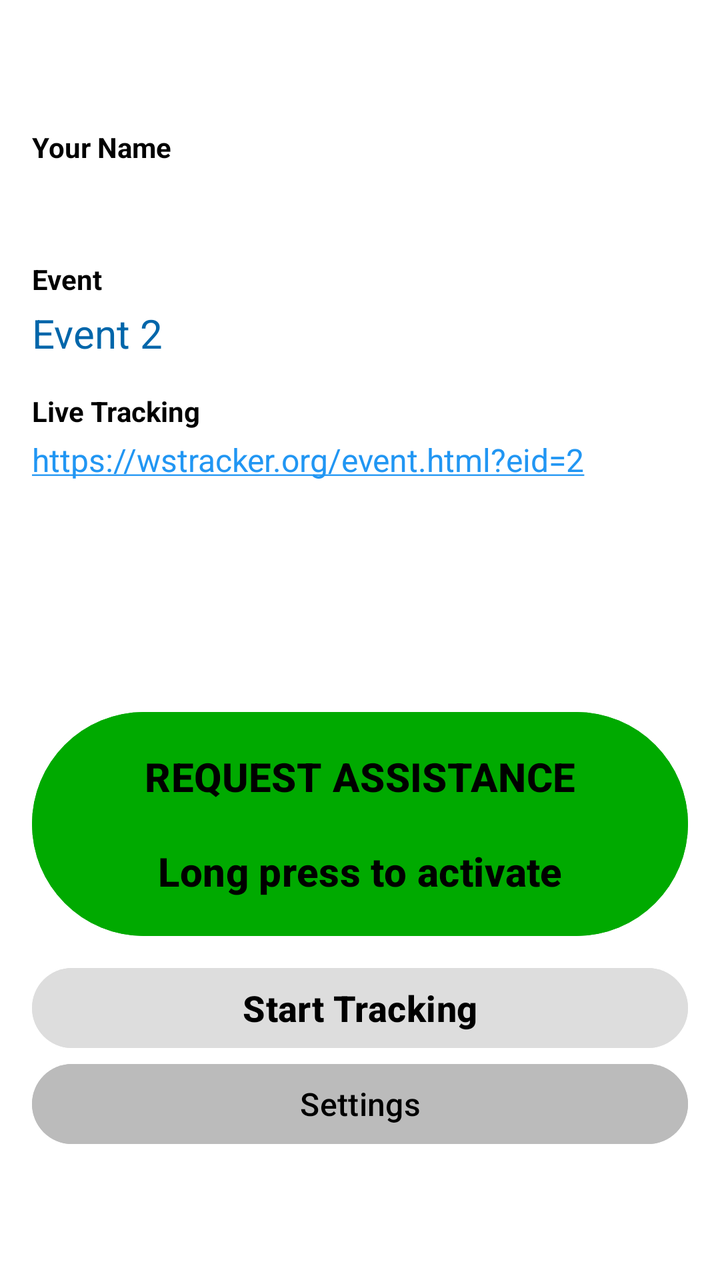
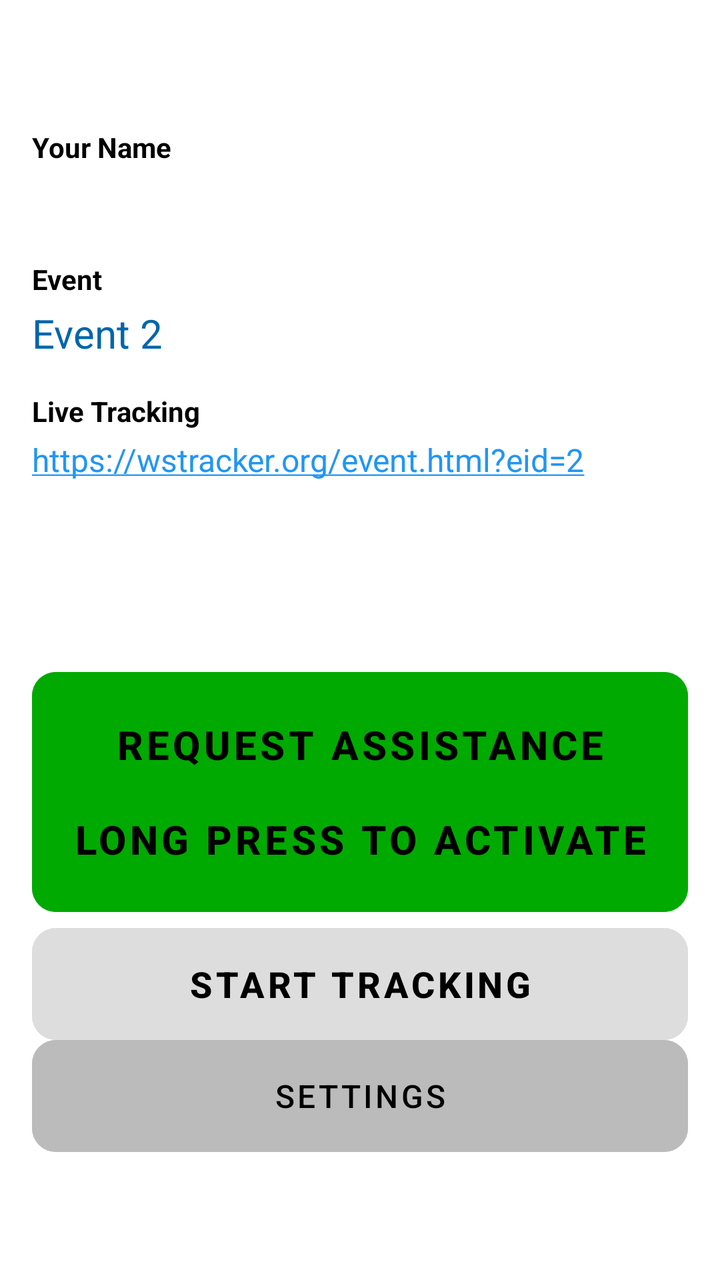

Screens rendered from an Android XML layout before and after an edit, with the pre-edit source and the edit as a unified diff.
<!-- AndroidManifest.xml: application theme Theme.WindsurferTracker -->
<!-- res/layout/activity_main.xml -->
<?xml version="1.0" encoding="utf-8"?>
<androidx.constraintlayout.widget.ConstraintLayout 
    xmlns:android="http://schemas.android.com/apk/res/android"
    xmlns:app="http://schemas.android.com/apk/res-auto"
    xmlns:tools="http://schemas.android.com/tools"
    android:layout_width="match_parent"
    android:layout_height="match_parent"
    android:padding="16dp"
    android:background="#FFFFFF"
    tools:context=".MainActivity">

    <ScrollView
        android:id="@+id/contentScroll"
        android:layout_width="match_parent"
        android:layout_height="0dp"
        android:fillViewport="false"
        app:layout_constraintTop_toTopOf="parent"
        app:layout_constraintBottom_toTopOf="@id/btnAssist">

    <LinearLayout
        android:layout_width="match_parent"
        android:layout_height="wrap_content"
        android:orientation="vertical">

    
    <LinearLayout
        android:id="@+id/configGroup"
        android:layout_width="match_parent"
        android:layout_height="wrap_content"
        android:orientation="vertical">

        
        <Space
            android:layout_width="match_parent"
            android:layout_height="40dp" />

        
        <TextView
            android:id="@+id/tvIdleStatus"
            android:layout_width="wrap_content"
            android:layout_height="wrap_content"
            android:text="IDLE"
            android:textStyle="bold"
            android:textSize="28sp"
            android:textColor="#FF8800"
            android:layout_marginBottom="8dp"
            android:visibility="gone" />

        
        <TextView
            android:layout_width="wrap_content"
            android:layout_height="wrap_content"
            android:text="@string/your_name_label"
            android:textStyle="bold"
            android:textSize="14sp"
            android:textColor="#000000"
            android:layout_marginTop="8dp"
            android:layout_marginBottom="4dp" />

        
        <TextView
            android:id="@+id/tvIdleSailorName"
            android:layout_width="wrap_content"
            android:layout_height="wrap_content"
            android:text=""
            android:textSize="20sp"
            android:textColor="#000000"
            android:layout_marginBottom="8dp" />

        
        <TextView
            android:layout_width="wrap_content"
            android:layout_height="wrap_content"
            android:text="Event"
            android:textStyle="bold"
            android:textSize="14sp"
            android:textColor="#000000"
            android:layout_marginTop="8dp"
            android:layout_marginBottom="4dp" />

        
        <TextView
            android:id="@+id/tvIdleEventName"
            android:layout_width="wrap_content"
            android:layout_height="wrap_content"
            android:text="Event 2"
            android:textSize="20sp"
            android:textColor="#0066AA"
            android:layout_marginBottom="8dp" />

        
        <TextView
            android:layout_width="wrap_content"
            android:layout_height="wrap_content"
            android:text="Live Tracking"
            android:textStyle="bold"
            android:textSize="14sp"
            android:textColor="#000000"
            android:layout_marginTop="8dp"
            android:layout_marginBottom="4dp" />

        
        <TextView
            android:id="@+id/tvLiveTrackingLink"
            android:layout_width="wrap_content"
            android:layout_height="wrap_content"
            android:text="https://wstracker.org/event.html?eid=2"
            android:autoLink="web"
            android:textColor="#2196F3"
            android:textColorLink="#2196F3"
            android:linksClickable="true"
            android:textSize="16sp"
            android:layout_marginBottom="8dp" />

        

    </LinearLayout>

    
    <LinearLayout
        android:id="@+id/statusGroup"
        android:layout_width="match_parent"
        android:layout_height="wrap_content"
        android:orientation="vertical"
        android:visibility="gone"
        android:background="#FFFFFF"
        android:padding="8dp">

        
        <Space
            android:layout_width="match_parent"
            android:layout_height="24dp" />

        
        <TextView
            android:id="@+id/tvEventName"
            android:layout_width="wrap_content"
            android:layout_height="wrap_content"
            android:text="---"
            android:textSize="18sp"
            android:textColor="#0066AA"
            android:textStyle="bold"
            android:layout_marginBottom="8dp" />

        
        <LinearLayout
            android:layout_width="wrap_content"
            android:layout_height="wrap_content"
            android:orientation="horizontal"
            android:layout_marginBottom="8dp">

            <TextView
                android:id="@+id/tvSailorId"
                android:layout_width="wrap_content"
                android:layout_height="wrap_content"
                android:text=""
                android:textSize="14sp"
                android:textColor="#888888"
                android:layout_marginEnd="8dp" />
        </LinearLayout>

        <TextView
            android:layout_width="wrap_content"
            android:layout_height="wrap_content"
            android:text="Position"
            android:textSize="14sp"
            android:textColor="#444444"
            android:textStyle="bold" />

        <TextView
            android:id="@+id/tvPosition"
            android:layout_width="wrap_content"
            android:layout_height="wrap_content"
            android:text="---.-----° ---.-----°"
            android:textSize="20sp"
            android:textColor="#000000"
            android:fontFamily="monospace" />

        <LinearLayout
            android:layout_width="match_parent"
            android:layout_height="wrap_content"
            android:layout_marginTop="16dp"
            android:orientation="horizontal">

            <LinearLayout
                android:layout_width="0dp"
                android:layout_height="wrap_content"
                android:layout_weight="1"
                android:orientation="vertical">

                <TextView
                    android:layout_width="wrap_content"
                    android:layout_height="wrap_content"
                    android:text="Speed"
                    android:textSize="14sp"
                    android:textColor="#444444"
                    android:textStyle="bold" />

                <TextView
                    android:id="@+id/tvSpeed"
                    android:layout_width="match_parent"
                    android:layout_height="wrap_content"
                    android:text="-- kn"
                    android:textSize="28sp"
                    android:textColor="#000000"
                    android:fontFamily="monospace"
                    android:maxLines="1"
                    android:autoSizeTextType="uniform"
                    android:autoSizeMinTextSize="14sp"
                    android:autoSizeMaxTextSize="28sp"
                    android:autoSizeStepGranularity="1sp" />
            </LinearLayout>

            <LinearLayout
                android:layout_width="0dp"
                android:layout_height="wrap_content"
                android:layout_weight="1"
                android:orientation="vertical">

                <TextView
                    android:layout_width="wrap_content"
                    android:layout_height="wrap_content"
                    android:text="Course"
                    android:textSize="14sp"
                    android:textColor="#444444"
                    android:textStyle="bold" />

                <TextView
                    android:id="@+id/tvHeading"
                    android:layout_width="match_parent"
                    android:layout_height="wrap_content"
                    android:text="---°"
                    android:textSize="28sp"
                    android:textColor="#000000"
                    android:fontFamily="monospace"
                    android:maxLines="1"
                    android:autoSizeTextType="uniform"
                    android:autoSizeMinTextSize="14sp"
                    android:autoSizeMaxTextSize="28sp"
                    android:autoSizeStepGranularity="1sp" />
            </LinearLayout>

            <LinearLayout
                android:layout_width="0dp"
                android:layout_height="wrap_content"
                android:layout_weight="1"
                android:orientation="vertical">

                <TextView
                    android:layout_width="wrap_content"
                    android:layout_height="wrap_content"
                    android:text="Dist"
                    android:textSize="14sp"
                    android:textColor="#444444"
                    android:textStyle="bold" />

                <TextView
                    android:id="@+id/tvDistance"
                    android:layout_width="match_parent"
                    android:layout_height="wrap_content"
                    android:text="-- km"
                    android:textSize="28sp"
                    android:textColor="#000000"
                    android:fontFamily="monospace"
                    android:maxLines="1"
                    android:autoSizeTextType="uniform"
                    android:autoSizeMinTextSize="14sp"
                    android:autoSizeMaxTextSize="28sp"
                    android:autoSizeStepGranularity="1sp" />
            </LinearLayout>
        </LinearLayout>

        <LinearLayout
            android:layout_width="match_parent"
            android:layout_height="wrap_content"
            android:layout_marginTop="16dp"
            android:orientation="horizontal">

            <LinearLayout
                android:layout_width="0dp"
                android:layout_height="wrap_content"
                android:layout_weight="1"
                android:orientation="vertical">

                <TextView
                    android:layout_width="wrap_content"
                    android:layout_height="wrap_content"
                    android:text="Connection"
                    android:textSize="14sp"
                    android:textColor="#444444"
                    android:textStyle="bold" />

                <TextView
                    android:id="@+id/tvAckRate"
                    android:layout_width="match_parent"
                    android:layout_height="wrap_content"
                    android:text="--%"
                    android:textSize="22sp"
                    android:textColor="#008800"
                    android:maxLines="1"
                    android:autoSizeTextType="uniform"
                    android:autoSizeMinTextSize="12sp"
                    android:autoSizeMaxTextSize="22sp"
                    android:autoSizeStepGranularity="1sp" />
            </LinearLayout>

            <LinearLayout
                android:layout_width="0dp"
                android:layout_height="wrap_content"
                android:layout_weight="1"
                android:orientation="vertical">

                <TextView
                    android:layout_width="wrap_content"
                    android:layout_height="wrap_content"
                    android:text="Last ACK"
                    android:textSize="14sp"
                    android:textColor="#444444"
                    android:textStyle="bold" />

                <TextView
                    android:id="@+id/tvLastAck"
                    android:layout_width="match_parent"
                    android:layout_height="wrap_content"
                    android:text="--"
                    android:textSize="18sp"
                    android:textColor="#000000"
                    android:maxLines="1"
                    android:autoSizeTextType="uniform"
                    android:autoSizeMinTextSize="12sp"
                    android:autoSizeMaxTextSize="18sp"
                    android:autoSizeStepGranularity="1sp" />
            </LinearLayout>

            <LinearLayout
                android:layout_width="0dp"
                android:layout_height="wrap_content"
                android:layout_weight="1"
                android:orientation="vertical">

                <TextView
                    android:layout_width="wrap_content"
                    android:layout_height="wrap_content"
                    android:text="Updated"
                    android:textSize="14sp"
                    android:textColor="#444444"
                    android:textStyle="bold" />

                <TextView
                    android:id="@+id/tvLastUpdate"
                    android:layout_width="match_parent"
                    android:layout_height="wrap_content"
                    android:text="--:--:--"
                    android:textSize="18sp"
                    android:textColor="#000000"
                    android:fontFamily="monospace"
                    android:maxLines="1"
                    android:autoSizeTextType="uniform"
                    android:autoSizeMinTextSize="12sp"
                    android:autoSizeMaxTextSize="18sp"
                    android:autoSizeStepGranularity="1sp" />
            </LinearLayout>
        </LinearLayout>

        
        <TextView
            android:layout_width="wrap_content"
            android:layout_height="wrap_content"
            android:text="Live Tracking"
            android:textStyle="bold"
            android:textSize="14sp"
            android:textColor="#444444"
            android:layout_marginTop="16dp"
            android:layout_marginBottom="4dp" />

        <TextView
            android:id="@+id/tvLiveTrackingLinkActive"
            android:layout_width="wrap_content"
            android:layout_height="wrap_content"
            android:text="https://wstracker.org/event.html?eid=2"
            android:autoLink="web"
            android:textColor="#2196F3"
            android:textColorLink="#2196F3"
            android:linksClickable="true"
            android:textSize="14sp" />

    </LinearLayout>

    </LinearLayout>
    </ScrollView>

    
    <Button
        android:id="@+id/btnAssist"
        android:layout_width="match_parent"
        android:layout_height="120dp"
        android:text="REQUEST ASSISTANCE\n\nLong press to activate"
        android:textSize="20sp"
        android:textStyle="bold"
        android:textColor="#000000"
        android:backgroundTint="#00AA00"
        android:gravity="center"
        android:layout_marginBottom="8dp"
        app:layout_constraintBottom_toTopOf="@id/btnStartStop" />

    
    <Button
        android:id="@+id/btnStartStop"
        android:layout_width="match_parent"
        android:layout_height="wrap_content"
        android:text="Start Tracking"
        android:textSize="18sp"
        android:textStyle="bold"
        android:textColor="#000000"
        android:backgroundTint="#DDDDDD"
        app:layout_constraintBottom_toTopOf="@id/btnSettings" />

    
    <Button
        android:id="@+id/btnSettings"
        android:layout_width="match_parent"
        android:layout_height="wrap_content"
        android:layout_marginBottom="48dp"
        android:text="Settings"
        android:textSize="16sp"
        android:textColor="#000000"
        android:backgroundTint="#BBBBBB"
        app:layout_constraintBottom_toBottomOf="parent" />

</androidx.constraintlayout.widget.ConstraintLayout>
<!-- resources referenced by this layout -->
<resources>
  <string name="your_name_label">Your Name</string>
  <style name="Theme.WindsurferTracker" parent="Theme.Material3.DayNight.NoActionBar">
          <item name="colorPrimary">@color/primary</item>
          <item name="colorPrimaryVariant">@color/primary_dark</item>
          <item name="colorOnPrimary">@android:color/white</item>
      </style>
  <color name="primary">#1976D2</color>
  <color name="primary_dark">#1565C0</color>
</resources>

<!-- the commit's change to res/layout/activity_main.xml (unified diff, before → after) -->
@@ -169,12 +169,12 @@
 
         <TextView
             android:id="@+id/tvPosition"
-            android:layout_width="wrap_content"
-            android:layout_height="wrap_content"
-            android:text="---.-----° ---.-----°"
-            android:textSize="20sp"
+            android:layout_width="match_parent"
+            android:layout_height="wrap_content"
+            android:text="---.-----°\n---.-----°"
+            android:textSize="18sp"
             android:textColor="#000000"
-            android:fontFamily="monospace" />
+            android:maxLines="2" />
 
         <LinearLayout
             android:layout_width="match_parent"
@@ -191,7 +191,7 @@
                 <TextView
                     android:layout_width="wrap_content"
                     android:layout_height="wrap_content"
-                    android:text="Speed"
+                    android:text="Speed (kn)"
                     android:textSize="14sp"
                     android:textColor="#444444"
                     android:textStyle="bold" />
@@ -200,7 +200,7 @@
                     android:id="@+id/tvSpeed"
                     android:layout_width="match_parent"
                     android:layout_height="wrap_content"
-                    android:text="-- kn"
+                    android:text="--"
                     android:textSize="28sp"
                     android:textColor="#000000"
                     android:fontFamily="monospace"
@@ -249,7 +249,7 @@
                 <TextView
                     android:layout_width="wrap_content"
                     android:layout_height="wrap_content"
-                    android:text="Dist"
+                    android:text="Dist (km)"
                     android:textSize="14sp"
                     android:textColor="#444444"
                     android:textStyle="bold" />
@@ -258,7 +258,7 @@
                     android:id="@+id/tvDistance"
                     android:layout_width="match_parent"
                     android:layout_height="wrap_content"
-                    android:text="-- km"
+                    android:text="--"
                     android:textSize="28sp"
                     android:textColor="#000000"
                     android:fontFamily="monospace"
@@ -323,12 +323,12 @@
                     android:layout_width="match_parent"
                     android:layout_height="wrap_content"
                     android:text="--"
-                    android:textSize="18sp"
+                    android:textSize="15sp"
                     android:textColor="#000000"
                     android:maxLines="1"
                     android:autoSizeTextType="uniform"
-                    android:autoSizeMinTextSize="12sp"
-                    android:autoSizeMaxTextSize="18sp"
+                    android:autoSizeMinTextSize="10sp"
+                    android:autoSizeMaxTextSize="15sp"
                     android:autoSizeStepGranularity="1sp" />
             </LinearLayout>
 
@@ -351,13 +351,12 @@
                     android:layout_width="match_parent"
                     android:layout_height="wrap_content"
                     android:text="--:--:--"
-                    android:textSize="18sp"
+                    android:textSize="15sp"
                     android:textColor="#000000"
-                    android:fontFamily="monospace"
-                    android:maxLines="1"
-                    android:autoSizeTextType="uniform"
-                    android:autoSizeMinTextSize="12sp"
-                    android:autoSizeMaxTextSize="18sp"
+                    android:maxLines="1"
+                    android:autoSizeTextType="uniform"
+                    android:autoSizeMinTextSize="10sp"
+                    android:autoSizeMaxTextSize="15sp"
                     android:autoSizeStepGranularity="1sp" />
             </LinearLayout>
         </LinearLayout>
@@ -390,8 +389,9 @@
     </ScrollView>
 
     
-    <Button
+    <com.google.android.material.button.MaterialButton
         android:id="@+id/btnAssist"
+        style="@style/Widget.MaterialComponents.Button.UnelevatedButton"
         android:layout_width="match_parent"
         android:layout_height="120dp"
         android:text="REQUEST ASSISTANCE\n\nLong press to activate"
@@ -400,31 +400,44 @@
         android:textColor="#000000"
         android:backgroundTint="#00AA00"
         android:gravity="center"
+        android:insetTop="0dp"
+        android:insetBottom="0dp"
         android:layout_marginBottom="8dp"
+        app:cornerRadius="12dp"
         app:layout_constraintBottom_toTopOf="@id/btnStartStop" />
 
     
-    <Button
+    <com.google.android.material.button.MaterialButton
         android:id="@+id/btnStartStop"
+        style="@style/Widget.MaterialComponents.Button.UnelevatedButton"
         android:layout_width="match_parent"
         android:layout_height="wrap_content"
+        android:minHeight="56dp"
         android:text="Start Tracking"
         android:textSize="18sp"
         android:textStyle="bold"
         android:textColor="#000000"
         android:backgroundTint="#DDDDDD"
+        android:insetTop="0dp"
+        android:insetBottom="0dp"
+        app:cornerRadius="12dp"
         app:layout_constraintBottom_toTopOf="@id/btnSettings" />
 
     
-    <Button
+    <com.google.android.material.button.MaterialButton
         android:id="@+id/btnSettings"
+        style="@style/Widget.MaterialComponents.Button.UnelevatedButton"
         android:layout_width="match_parent"
         android:layout_height="wrap_content"
+        android:minHeight="56dp"
         android:layout_marginBottom="48dp"
         android:text="Settings"
         android:textSize="16sp"
         android:textColor="#000000"
         android:backgroundTint="#BBBBBB"
+        android:insetTop="0dp"
+        android:insetBottom="0dp"
+        app:cornerRadius="12dp"
         app:layout_constraintBottom_toBottomOf="parent" />
 
 </androidx.constraintlayout.widget.ConstraintLayout>
